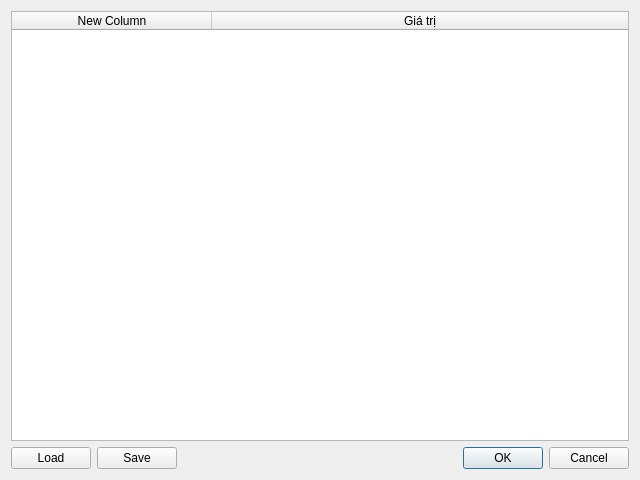
Above: QT_Peter/dialogconfig.ui from kimphg/LT_peter before the change. Below: the same form after it.
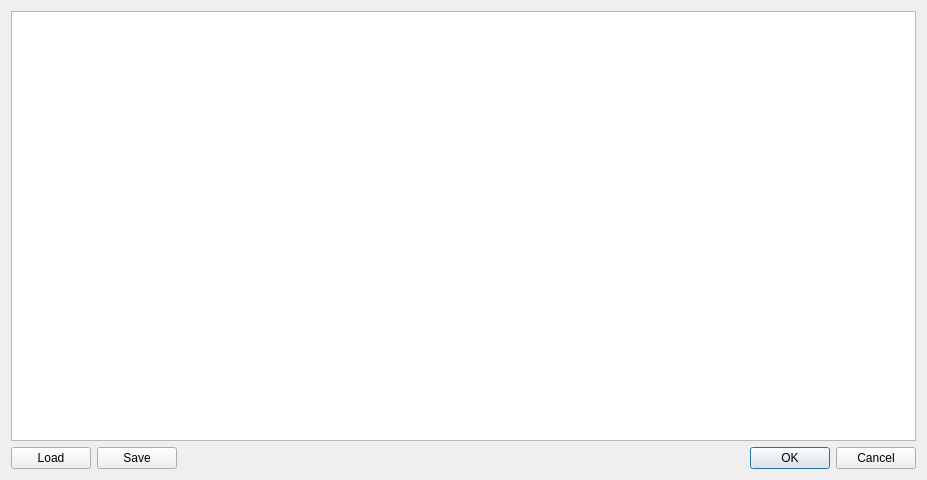
That is the form after the change.

```diff
--- a/QT_Peter/dialogconfig.ui
+++ b/QT_Peter/dialogconfig.ui
@@ -6,7 +6,7 @@
    <rect>
     <x>0</x>
     <y>0</y>
-    <width>640</width>
+    <width>927</width>
     <height>480</height>
    </rect>
   </property>
@@ -20,7 +20,7 @@
       <bool>true</bool>
      </property>
      <attribute name="horizontalHeaderVisible">
-      <bool>true</bool>
+      <bool>false</bool>
      </attribute>
      <attribute name="horizontalHeaderCascadingSectionResizes">
       <bool>false</bool>
@@ -39,7 +39,7 @@
      </attribute>
      <column>
       <property name="text">
-       <string>New Column</string>
+       <string>Tham số</string>
       </property>
      </column>
      <column>
```
Left out of the diff: 2 changed lines with no effect on the pictures.
